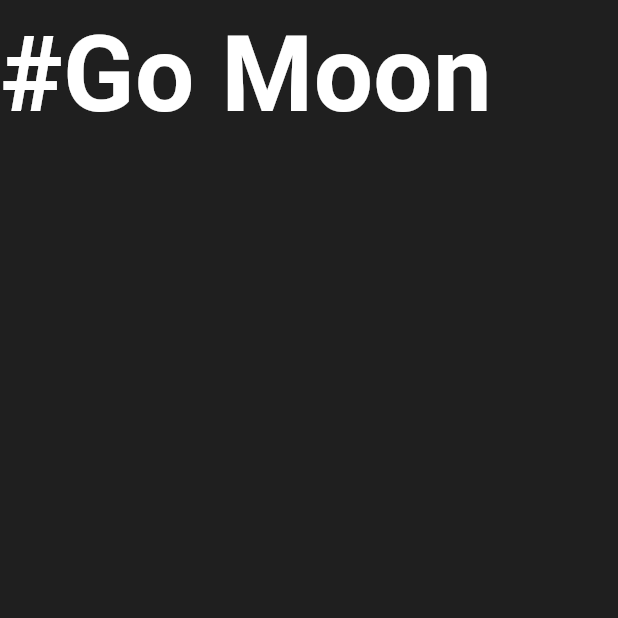
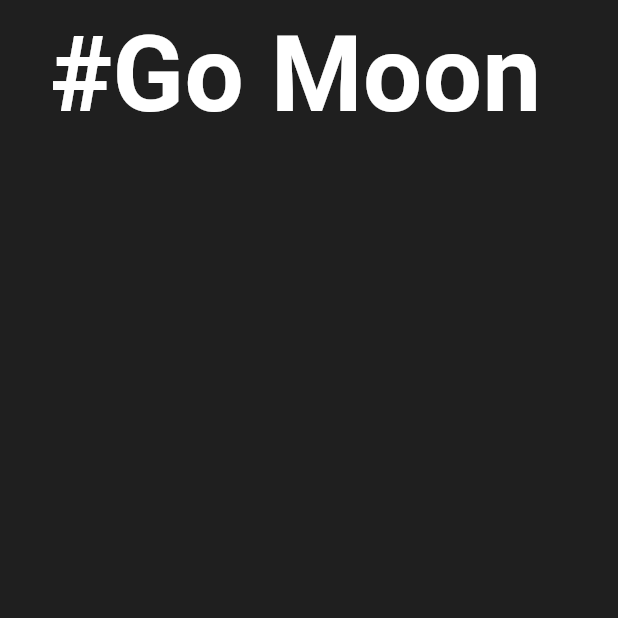
Before and after one commit to sadeepfernando/GoMoon, a Flutter app: the screen it shows after launch, on a phone screen of 412 x 824 dp, the top half of it. Run offline on Flutter 3.47's test engine with Material 3 defaults, Android fonts, the phone set to English and light mode, and no system bars.

Commit message:
Style the title

```diff
--- a/lib/pages/home_page.dart
+++ b/lib/pages/home_page.dart
@@ -6,13 +6,22 @@ import 'package:flutter/widgets.dart';
 
 class HomePage extends StatelessWidget {
 
-    const HomePage({Key? key}) : super(key:key);
+  late double _pageHeight, _pagewidth;
+
+     HomePage({Key? key}) : super(key:key);
 
     @override
   Widget build(BuildContext context) {
+
+    _pageHeight = MediaQuery.of(context).size.height;
+    _pagewidth = MediaQuery.of(context).size.width;
+
     return Scaffold(
       body: SafeArea(
         child: Container(
+          height: _pageHeight,
+          width: _pagewidth,
+          padding: EdgeInsets.symmetric(horizontal: _pagewidth*0.08),
           child: _pageTitle() ,
           )
         )
@@ -26,7 +35,8 @@ class HomePage extends StatelessWidget {
       fontSize: 70,
       fontWeight: FontWeight.w700,
 
-    ),);
+    ),
+    );
   }
 
   Widget _astroImageWidget(){
```
